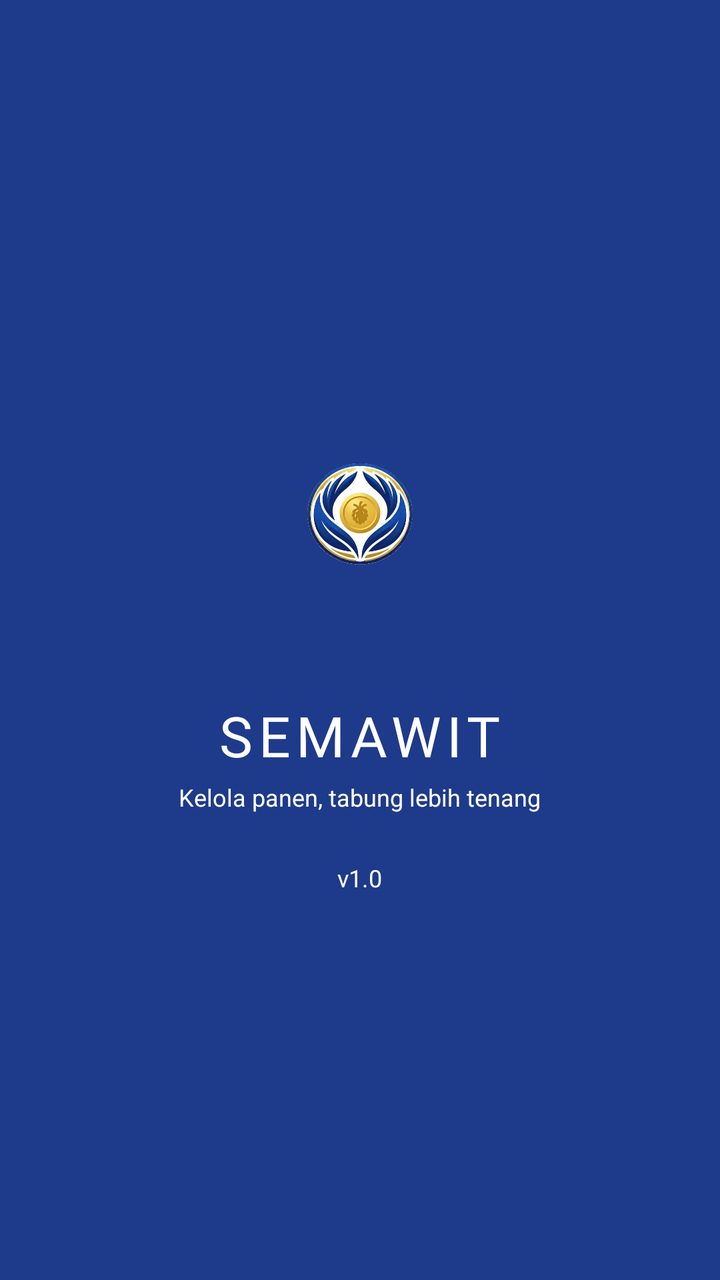
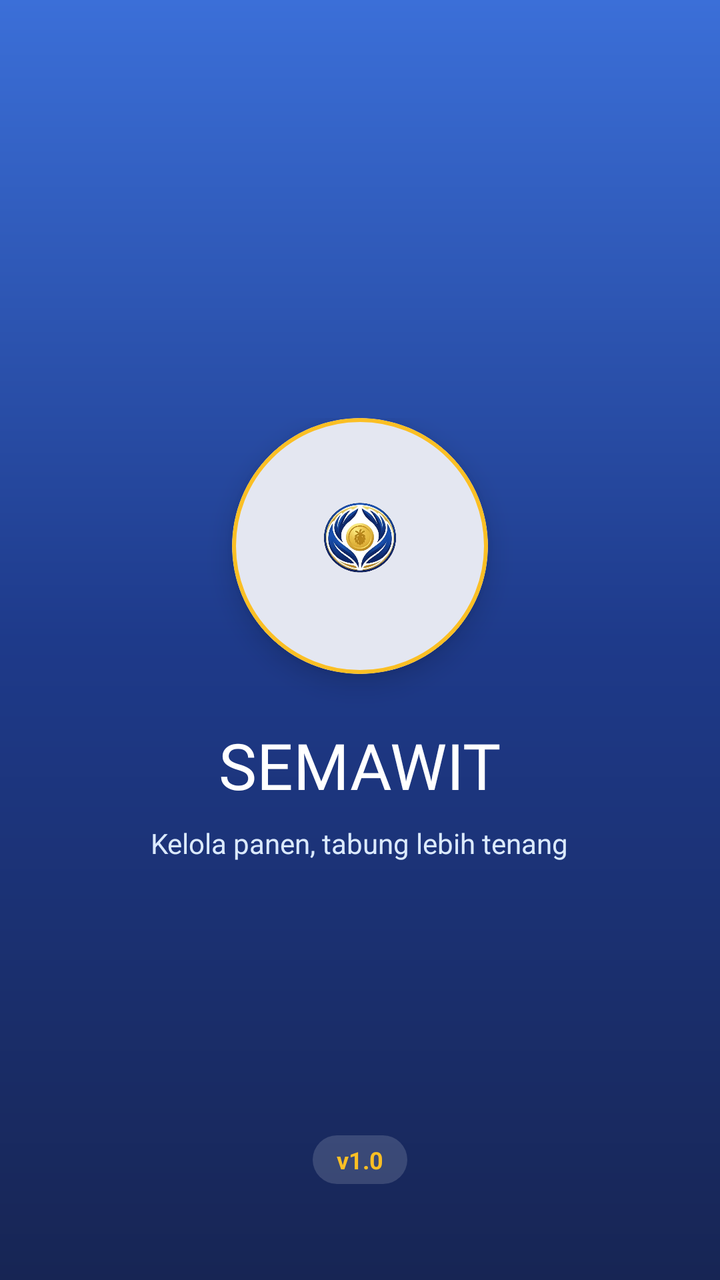

Before-and-after screenshots of an Android layout around one commit, followed by the original layout XML and the change that was made.
<!-- AndroidManifest.xml: application theme Theme.ALSpocky -->
<!-- res/layout/activity_splash_screen.xml -->
<?xml version="1.0" encoding="utf-8"?>
<LinearLayout xmlns:android="http://schemas.android.com/apk/res/android"
    android:layout_width="match_parent"
    android:layout_height="match_parent"
    android:background="@color/primary_500"
    android:gravity="center"
    android:orientation="vertical">

    <ImageView
        android:layout_width="140dp"
        android:layout_height="140dp"
        android:src="@drawable/ic_logo_semawit"
        android:contentDescription="Logo SEMAWIT" />

    <TextView
        android:layout_width="wrap_content"
        android:layout_height="wrap_content"
        android:layout_marginTop="16dp"
        android:fontFamily="@font/montserrat_bold"
        android:letterSpacing="0.1"
        android:text="SEMAWIT"
        android:textColor="@color/neutral_0"
        android:textSize="28sp" />

    <TextView
        android:layout_width="wrap_content"
        android:layout_height="wrap_content"
        android:layout_marginTop="4dp"
        android:text="Kelola panen, tabung lebih tenang"
        android:textColor="@color/neutral_0"
        android:textSize="12sp" />

    <TextView
        android:layout_width="wrap_content"
        android:layout_height="wrap_content"
        android:layout_marginTop="24dp"
        android:text="v1.0"
        android:textColor="@color/neutral_0"
        android:textSize="12sp" />
</LinearLayout>
<!-- resources referenced by this layout -->
<resources>
  <color name="neutral_0">#FFFFFF</color>
  <color name="primary_500">#1E3A8A</color>
  <!-- drawable ic_logo_semawit: png bitmap (drawable, 239503 bytes) -->
  <style name="Theme.ALSpocky" parent="Base.Theme.ALSpocky" />
  <style name="Base.Theme.ALSpocky" parent="Theme.Material3.DayNight.NoActionBar">
          
          
      </style>
</resources>

<!-- the commit's change to res/layout/activity_splash_screen.xml (unified diff, before → after) -->
@@ -1,40 +1,71 @@
 <?xml version="1.0" encoding="utf-8"?>
-<LinearLayout xmlns:android="http://schemas.android.com/apk/res/android"
+<androidx.constraintlayout.widget.ConstraintLayout xmlns:android="http://schemas.android.com/apk/res/android"
+    xmlns:app="http://schemas.android.com/apk/res-auto"
     android:layout_width="match_parent"
     android:layout_height="match_parent"
-    android:background="@color/primary_500"
-    android:gravity="center"
-    android:orientation="vertical">
+    android:background="@drawable/bg_splash">
 
-    <ImageView
-        android:layout_width="140dp"
-        android:layout_height="140dp"
-        android:src="@drawable/ic_logo_semawit"
-        android:contentDescription="Logo SEMAWIT" />
+    <LinearLayout
+        android:layout_width="0dp"
+        android:layout_height="wrap_content"
+        android:gravity="center_horizontal"
+        android:orientation="vertical"
+        android:paddingHorizontal="32dp"
+        app:layout_constraintBottom_toBottomOf="parent"
+        app:layout_constraintEnd_toEndOf="parent"
+        app:layout_constraintStart_toStartOf="parent"
+        app:layout_constraintTop_toTopOf="parent">
+
+        <com.google.android.material.card.MaterialCardView
+            android:layout_width="128dp"
+            android:layout_height="128dp"
+            app:cardBackgroundColor="@color/neutral_0"
+            app:cardCornerRadius="64dp"
+            app:cardElevation="8dp"
+            app:strokeColor="@color/accent_gold"
+            app:strokeWidth="2dp">
+
+            <ImageView
+                android:layout_width="96dp"
+                android:layout_height="96dp"
+                android:layout_gravity="center"
+                android:contentDescription="@string/cd_logo"
+                android:src="@drawable/ic_logo_semawit" />
+        </com.google.android.material.card.MaterialCardView>
+
+        <TextView
+            android:layout_width="wrap_content"
+            android:layout_height="wrap_content"
+            android:layout_marginTop="24dp"
+            android:fontFamily="@font/montserrat_bold"
+            android:text="SEMAWIT"
+            android:textColor="@color/neutral_0"
+            android:textSize="32sp" />
+
+        <TextView
+            android:layout_width="wrap_content"
+            android:layout_height="wrap_content"
+            android:layout_marginTop="8dp"
+            android:gravity="center"
+            android:lineSpacingExtra="2dp"
+            android:text="Kelola panen, tabung lebih tenang"
+            android:textColor="@color/primary_100"
+            android:textSize="14sp" />
+    </LinearLayout>
 
     <TextView
         android:layout_width="wrap_content"
         android:layout_height="wrap_content"
-        android:layout_marginTop="16dp"
-        android:fontFamily="@font/montserrat_bold"
-        android:letterSpacing="0.1"
-        android:text="SEMAWIT"
-        android:textColor="@color/neutral_0"
-        android:textSize="28sp" />
+        android:layout_marginBottom="48dp"
+        android:background="@drawable/bg_pill_glass"
+        android:paddingHorizontal="12dp"
+        android:paddingVertical="4dp"
+        android:text="v1.0"
+        android:textColor="@color/accent_gold"
+        android:textSize="12sp"
+        android:textStyle="bold"
+        app:layout_constraintBottom_toBottomOf="parent"
+        app:layout_constraintEnd_toEndOf="parent"
+        app:layout_constraintStart_toStartOf="parent" />
 
-    <TextView
-        android:layout_width="wrap_content"
-        android:layout_height="wrap_content"
-        android:layout_marginTop="4dp"
-        android:text="Kelola panen, tabung lebih tenang"
-        android:textColor="@color/neutral_0"
-        android:textSize="12sp" />
-
-    <TextView
-        android:layout_width="wrap_content"
-        android:layout_height="wrap_content"
-        android:layout_marginTop="24dp"
-        android:text="v1.0"
-        android:textColor="@color/neutral_0"
-        android:textSize="12sp" />
-</LinearLayout>
+</androidx.constraintlayout.widget.ConstraintLayout>
<!-- resource entries referenced after the edit -->
@@ -1,12 +1,45 @@
 <!-- resources referenced by this layout -->
 <resources>
+  <color name="accent_gold">#FBBF24</color>
   <color name="neutral_0">#FFFFFF</color>
+  <color name="primary_100">#DBEAFE</color>
+  <!-- drawable bg_pill_glass (drawable) -->
+  <?xml version="1.0" encoding="utf-8"?>
+  <shape xmlns:android="http://schemas.android.com/apk/res/android"
+      android:shape="rectangle">
+      <solid android:color="#26FFFFFF" />
+      <corners android:radius="100dp" />
+  </shape>
+  <!-- drawable bg_splash (drawable) -->
+  <?xml version="1.0" encoding="utf-8"?>
+  <shape xmlns:android="http://schemas.android.com/apk/res/android"
+      android:shape="rectangle">
+      <gradient
+          android:angle="270"
+          android:centerColor="@color/primary_500"
+          android:endColor="@color/primary_800"
+          android:startColor="@color/primary_400" />
+  </shape>
   <color name="primary_500">#1E3A8A</color>
+  <color name="primary_800">#172554</color>
+  <color name="primary_400">#3B6FD8</color>
   <!-- drawable ic_logo_semawit: png bitmap (drawable, 239503 bytes) -->
+  <string name="cd_logo">Logo SEMAWIT</string>
   <style name="Theme.ALSpocky" parent="Base.Theme.ALSpocky" />
-  <style name="Base.Theme.ALSpocky" parent="Theme.Material3.DayNight.NoActionBar">
-          
-          
+  <style name="Base.Theme.ALSpocky" parent="Theme.Material3.Light.NoActionBar">
+          <item name="colorPrimary">@color/primary_500</item>
+          <item name="colorOnPrimary">@color/neutral_0</item>
+          <item name="colorPrimaryContainer">@color/primary_100</item>
+          <item name="colorOnPrimaryContainer">@color/primary_800</item>
+          <item name="colorSecondary">@color/accent_gold</item>
+          <item name="colorOnSecondary">@color/primary_800</item>
+          <item name="colorSurface">@color/neutral_0</item>
+          <item name="colorOnSurface">@color/neutral_900</item>
+          <item name="android:colorBackground">@color/bg_page</item>
+          <item name="android:windowBackground">@color/bg_page</item>
+          <item name="android:windowLightStatusBar">true</item>
       </style>
+  <color name="neutral_900">#18181B</color>
+  <color name="bg_page">#F7F8FC</color>
 </resources>
 
